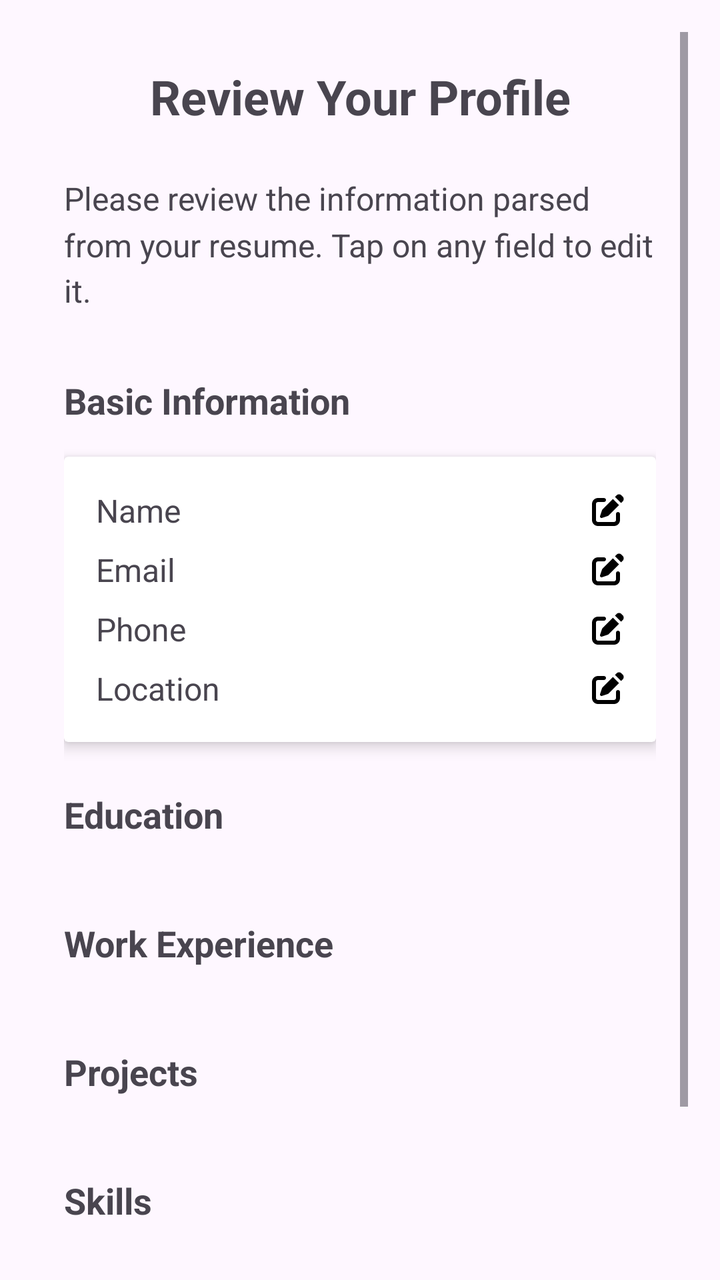
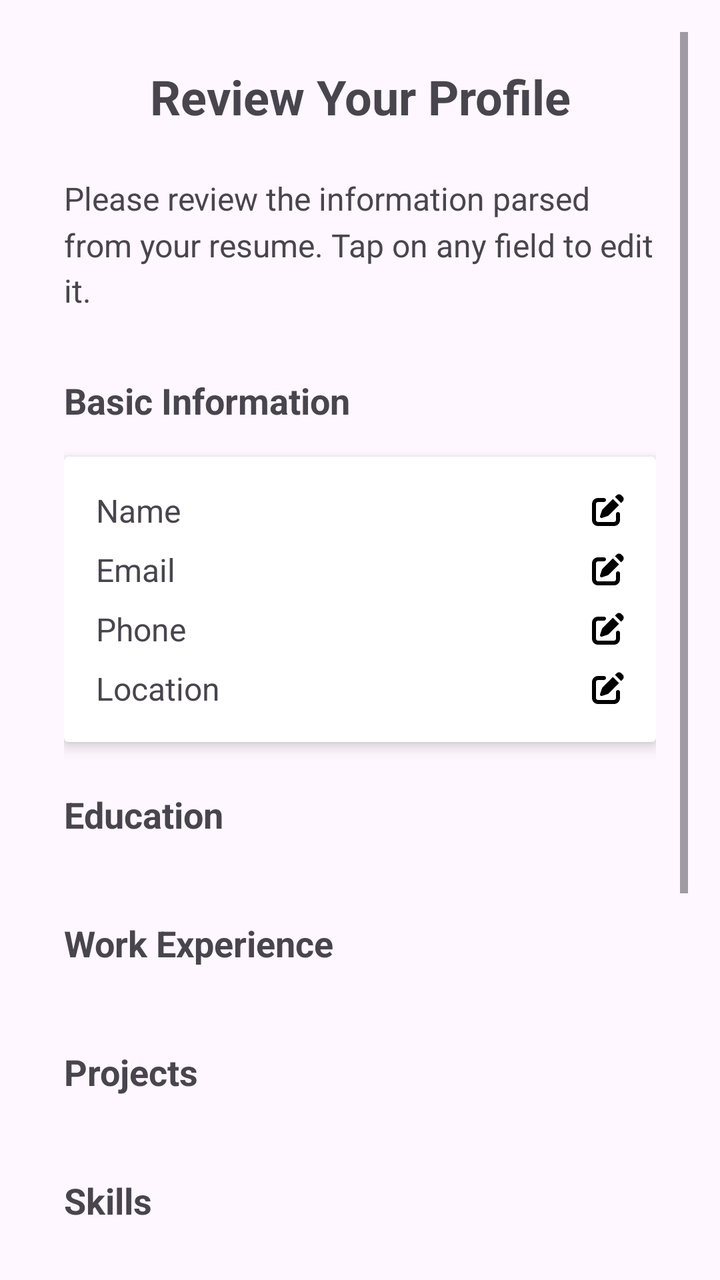

Screens rendered from an Android XML layout before and after an edit, with the pre-edit source and the edit as a unified diff.
<!-- AndroidManifest.xml: application theme Theme.NexusLink -->
<!-- res/layout/activity_profile_review.xml -->
<?xml version="1.0" encoding="utf-8"?>
<ScrollView xmlns:android="http://schemas.android.com/apk/res/android"
    xmlns:app="http://schemas.android.com/apk/res-auto"
    android:layout_width="match_parent"
    android:layout_height="match_parent"
    android:padding="16dp">

    <LinearLayout
        android:layout_width="match_parent"
        android:layout_height="wrap_content"
        android:orientation="vertical"
        android:padding="16dp">

        <TextView
            android:layout_width="match_parent"
            android:layout_height="wrap_content"
            android:text="Review Your Profile"
            android:textSize="24sp"
            android:textStyle="bold"
            android:gravity="center"
            android:layout_marginBottom="24dp"/>

        <TextView
            android:layout_width="match_parent"
            android:layout_height="wrap_content"
            android:text="Please review the information parsed from your resume. Tap on any field to edit it."
            android:textSize="16sp"
            android:layout_marginBottom="32dp"
            android:lineSpacingMultiplier="1.2"/>

        
        <TextView
            android:layout_width="match_parent"
            android:layout_height="wrap_content"
            android:text="Basic Information"
            android:textSize="18sp"
            android:textStyle="bold"
            android:layout_marginBottom="16dp"/>

        <androidx.cardview.widget.CardView
            android:layout_width="match_parent"
            android:layout_height="wrap_content"
            android:layout_marginBottom="24dp"
            app:cardElevation="4dp">

            <LinearLayout
                android:layout_width="match_parent"
                android:layout_height="wrap_content"
                android:orientation="vertical"
                android:padding="16dp">

                <TextView
                    android:id="@+id/nameTextView"
                    android:layout_width="match_parent"
                    android:layout_height="wrap_content"
                    android:text="Name"
                    android:textSize="16sp"
                    android:drawableEnd="@drawable/ic_edit"
                    android:clickable="true"/>

                <TextView
                    android:id="@+id/emailTextView"
                    android:layout_width="match_parent"
                    android:layout_height="wrap_content"
                    android:text="Email"
                    android:textSize="16sp"
                    android:layout_marginTop="8dp"
                    android:drawableEnd="@drawable/ic_edit"
                    android:clickable="true"/>

                <TextView
                    android:id="@+id/phoneTextView"
                    android:layout_width="match_parent"
                    android:layout_height="wrap_content"
                    android:text="Phone"
                    android:textSize="16sp"
                    android:layout_marginTop="8dp"
                    android:drawableEnd="@drawable/ic_edit"
                    android:clickable="true"/>

                <TextView
                    android:id="@+id/locationTextView"
                    android:layout_width="match_parent"
                    android:layout_height="wrap_content"
                    android:text="Location"
                    android:textSize="16sp"
                    android:layout_marginTop="8dp"
                    android:drawableEnd="@drawable/ic_edit"
                    android:clickable="true"/>
            </LinearLayout>
        </androidx.cardview.widget.CardView>

        
        <TextView
            android:layout_width="match_parent"
            android:layout_height="wrap_content"
            android:text="Education"
            android:textSize="18sp"
            android:textStyle="bold"
            android:layout_marginBottom="16dp"/>

        <androidx.recyclerview.widget.RecyclerView
            android:id="@+id/educationRecyclerView"
            android:layout_width="match_parent"
            android:layout_height="wrap_content"
            android:layout_marginBottom="24dp"/>

        
        <TextView
            android:layout_width="match_parent"
            android:layout_height="wrap_content"
            android:text="Work Experience"
            android:textSize="18sp"
            android:textStyle="bold"
            android:layout_marginBottom="16dp"/>

        <androidx.recyclerview.widget.RecyclerView
            android:id="@+id/experienceRecyclerView"
            android:layout_width="match_parent"
            android:layout_height="wrap_content"
            android:layout_marginBottom="24dp"/>

        
        <TextView
            android:layout_width="match_parent"
            android:layout_height="wrap_content"
            android:text="Projects"
            android:textSize="18sp"
            android:textStyle="bold"
            android:layout_marginBottom="16dp"/>

        <androidx.recyclerview.widget.RecyclerView
            android:id="@+id/projectsRecyclerView"
            android:layout_width="match_parent"
            android:layout_height="wrap_content"
            android:layout_marginBottom="24dp"/>

        
        <TextView
            android:layout_width="match_parent"
            android:layout_height="wrap_content"
            android:text="Skills"
            android:textSize="18sp"
            android:textStyle="bold"
            android:layout_marginBottom="16dp"/>

        <androidx.recyclerview.widget.RecyclerView
            android:id="@+id/skillsRecyclerView"
            android:layout_width="match_parent"
            android:layout_height="wrap_content"
            android:layout_marginBottom="32dp"/>

        <com.google.android.material.button.MaterialButton
            android:id="@+id/saveButton"
            android:layout_width="match_parent"
            android:layout_height="wrap_content"
            android:text="Save Profile"
            style="@style/Widget.Material3.Button"/>

    </LinearLayout>
</ScrollView>
<!-- resources referenced by this layout -->
<resources>
  <!-- drawable ic_edit (drawable) -->
  <vector xmlns:android="http://schemas.android.com/apk/res/android"
      android:width="16dp"
      android:height="16dp"
      android:viewportWidth="16"
      android:viewportHeight="16">
    <group>
      <clip-path
          android:pathData="M0,0h16v16h-16z"/>
      <path
          android:pathData="M14.738,0.678C14.053,-0.006 12.947,-0.006 12.262,0.678L11.5,1.441L14.559,4.5L15.322,3.737C16.006,3.053 16.006,1.947 15.322,1.262L14.738,0.678ZM5.387,7.553C5.197,7.744 5.05,7.978 4.966,8.237L4.041,11.012C3.95,11.281 4.022,11.578 4.222,11.781C4.422,11.984 4.719,12.053 4.991,11.962L7.766,11.038C8.022,10.953 8.256,10.806 8.45,10.616L13.5,5.559L10.441,2.5L5.387,7.553ZM3,2C1.344,2 0,3.344 0,5V13C0,14.656 1.344,16 3,16H11C12.656,16 14,14.656 14,13V10C14,9.447 13.553,9 13,9C12.447,9 12,9.447 12,10V13C12,13.553 11.553,14 11,14H3C2.447,14 2,13.553 2,13V5C2,4.447 2.447,4 3,4H6C6.553,4 7,3.553 7,3C7,2.447 6.553,2 6,2H3Z"
          android:fillColor="#000000"/>
    </group>
  </vector>
  <style name="Theme.NexusLink" parent="Base.Theme.NexusLink" />
  <style name="Base.Theme.NexusLink" parent="Theme.Material3.DayNight.NoActionBar">
          
          
      </style>
</resources>

<!-- the commit's change to res/layout/activity_profile_review.xml (unified diff, before → after) -->
@@ -28,7 +28,6 @@
             android:layout_marginBottom="32dp"
             android:lineSpacingMultiplier="1.2"/>
 
-        
         <TextView
             android:layout_width="match_parent"
             android:layout_height="wrap_content"
@@ -90,7 +89,6 @@
             </LinearLayout>
         </androidx.cardview.widget.CardView>
 
-        
         <TextView
             android:layout_width="match_parent"
             android:layout_height="wrap_content"
@@ -105,7 +103,6 @@
             android:layout_height="wrap_content"
             android:layout_marginBottom="24dp"/>
 
-        
         <TextView
             android:layout_width="match_parent"
             android:layout_height="wrap_content"
@@ -120,7 +117,6 @@
             android:layout_height="wrap_content"
             android:layout_marginBottom="24dp"/>
 
-        
         <TextView
             android:layout_width="match_parent"
             android:layout_height="wrap_content"
@@ -135,7 +131,6 @@
             android:layout_height="wrap_content"
             android:layout_marginBottom="24dp"/>
 
-        
         <TextView
             android:layout_width="match_parent"
             android:layout_height="wrap_content"
@@ -150,6 +145,37 @@
             android:layout_height="wrap_content"
             android:layout_marginBottom="32dp"/>
 
+        <TextView
+            android:layout_width="match_parent"
+            android:layout_height="wrap_content"
+            android:text="Career Objective"
+            android:textSize="18sp"
+            android:textStyle="bold"
+            android:layout_marginBottom="16dp"/>
+
+        <androidx.cardview.widget.CardView
+            android:layout_width="match_parent"
+            android:layout_height="wrap_content"
+            android:layout_marginBottom="24dp"
+            app:cardElevation="4dp">
+
+            <TextView
+                android:id="@+id/careerObjectiveTextView"
+                android:layout_width="match_parent"
+                android:layout_height="wrap_content"
+                android:padding="16dp"
+                android:text="Career objective will appear here"
+                android:textSize="14sp"/>
+        </androidx.cardview.widget.CardView>
+
+        <com.google.android.material.button.MaterialButton
+            android:id="@+id/editButton"
+            android:layout_width="match_parent"
+            android:layout_height="wrap_content"
+            android:text="Edit Profile"
+            android:layout_marginBottom="16dp"
+            style="@style/Widget.Material3.Button.OutlinedButton"/>
+
         <com.google.android.material.button.MaterialButton
             android:id="@+id/saveButton"
             android:layout_width="match_parent"
